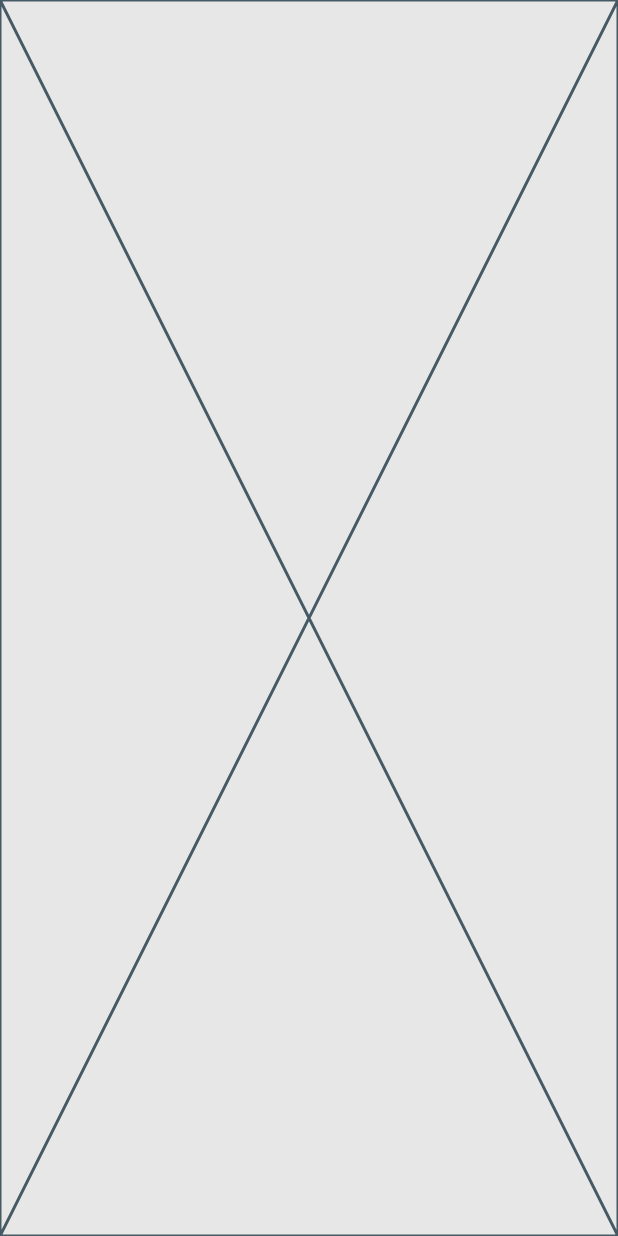
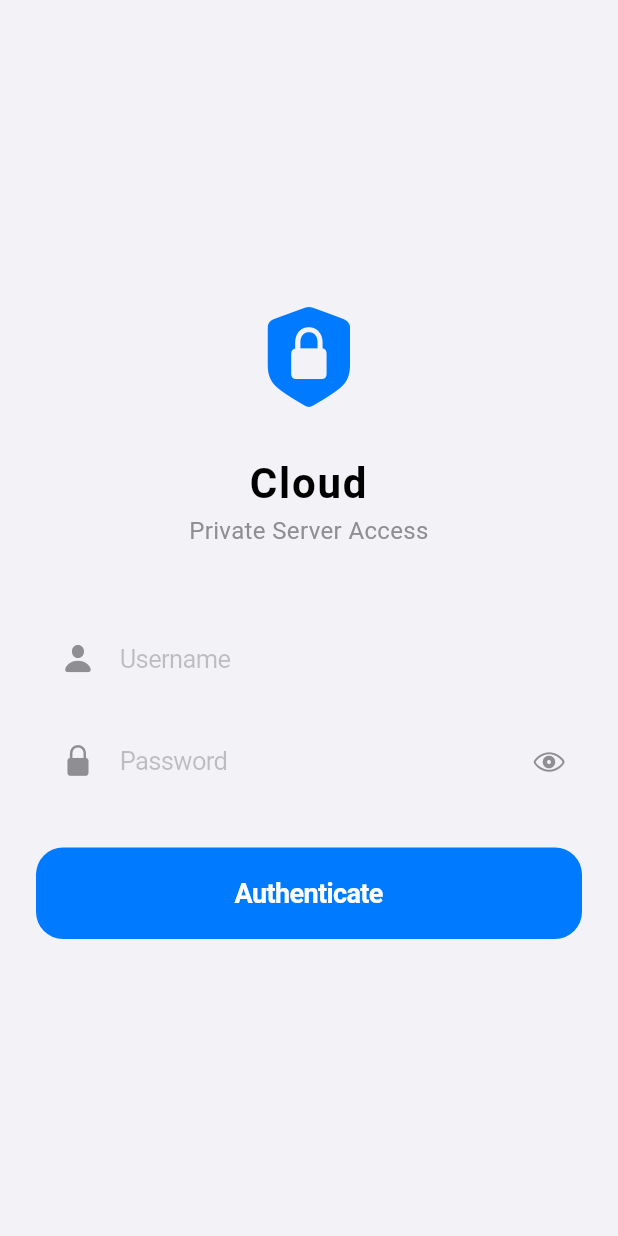
Before and after one commit to mkzbrs/cloud, a Flutter app: the screen it shows after launch, on a phone screen of 412 x 824 dp. Run offline on Flutter 3.47's test engine with Material 3 defaults, Android fonts, the light colour scheme and no system bars; our stand-ins replace flutter_riverpod.

Commit message:
base ui design

```diff
--- /dev/null
+++ b/frontend/lib/screens/login_screen.dart
@@ -0,0 +1,116 @@
+import 'package:flutter/cupertino.dart';
+import 'package:flutter/material.dart';
+import 'home_screen.dart';
+
+class LoginScreen extends StatefulWidget {
+  const LoginScreen({super.key});
+
+  @override
+  State<LoginScreen> createState() => _LoginScreenState();
+}
+
+class _LoginScreenState extends State<LoginScreen> {
+  bool _obscureText = true;
+
+  @override
+  Widget build(BuildContext context) {
+    return Scaffold(
+      body: SafeArea(
+        child: Padding(
+          padding: const EdgeInsets.symmetric(horizontal: 24.0),
+          child: Column(
+            mainAxisAlignment: MainAxisAlignment.center,
+            crossAxisAlignment: CrossAxisAlignment.stretch,
+            children: [
+              const Icon(
+                CupertinoIcons.lock_shield_fill,
+                size: 80,
+                color: CupertinoColors.activeBlue,
+              ),
+              const SizedBox(height: 24),
+              const Text(
+                'Cloud',
+                textAlign: TextAlign.center,
+                style: TextStyle(
+                  fontSize: 28,
+                  fontWeight: FontWeight.bold,
+                  letterSpacing: 1.2,
+                ),
+              ),
+              const Text(
+                'Private Server Access',
+                textAlign: TextAlign.center,
+                style: TextStyle(
+                  fontSize: 16,
+                  color: CupertinoColors.systemGrey,
+                ),
+              ),
+              const SizedBox(height: 48),
+
+              // Kotak Input 1: Access Key (Username)
+              CupertinoTextField(
+                padding: const EdgeInsets.all(16),
+                prefix: const Padding(
+                  padding: EdgeInsets.only(left: 16.0),
+                  child: Icon(CupertinoIcons.person_solid, color: CupertinoColors.systemGrey),
+                ),
+                placeholder: 'Username',
+                decoration: BoxDecoration(
+                  color: CupertinoColors.systemGrey6,
+                  borderRadius: BorderRadius.circular(12),
+                ),
+              ),
+              const SizedBox(height: 16),
+
+              // Kotak Input 2: Secret Key (Password)
+              CupertinoTextField(
+                padding: const EdgeInsets.all(16),
+                prefix: const Padding(
+                  padding: EdgeInsets.only(left: 16.0),
+                  child: Icon(CupertinoIcons.padlock_solid, color: CupertinoColors.systemGrey),
+                ),
+                placeholder: 'Password',
+                obscureText: _obscureText,
+                suffix: CupertinoButton(
+                  padding: EdgeInsets.zero,
+                  child: Icon(
+                    _obscureText ? CupertinoIcons.eye : CupertinoIcons.eye_slash,
+                    color: CupertinoColors.systemGrey,
+                  ),
+                  onPressed: () {
+                    setState(() {
+                      _obscureText = !_obscureText;
+                    });
+                  },
+                ),
+                decoration: BoxDecoration(
+                  color: CupertinoColors.systemGrey6,
+                  borderRadius: BorderRadius.circular(12),
+                ),
+              ),
+              const SizedBox(height: 32),
+
+              // Butang Login
+              CupertinoButton.filled(
+                borderRadius: BorderRadius.circular(18),
+                onPressed: () {
+                  Navigator.pushReplacement(
+                    context,
+                    CupertinoPageRoute(builder: (context) => const HomeScreen()),
+                  );
+                },
+                child: const Padding(
+                  padding: EdgeInsets.symmetric(vertical: 4.0),
+                  child: Text(
+                    'Authenticate',
+                    style: TextStyle(fontSize: 18, fontWeight: FontWeight.bold),
+                  ),
+                ),
+              ),
+            ],
+          ),
+        ),
+      ),
+    );
+  }
+}
--- a/frontend/lib/screens/splash_screen.dart
+++ b/frontend/lib/screens/splash_screen.dart
@@ -1,5 +1,6 @@
 import 'package:flutter/cupertino.dart';
 import 'package:flutter/material.dart';
+import 'login_screen.dart';
 
 class SplashScreen extends StatefulWidget {
   const SplashScreen({super.key});
@@ -23,7 +24,7 @@ class _SplashScreenState extends State<SplashScreen> {
     if (mounted) {
       Navigator.pushReplacement(
         context,
-        CupertinoPageRoute(builder: (context) => const Placeholder()),
+        CupertinoPageRoute(builder: (context) => const LoginScreen()),
       );
     }
   }
```
Also changed, not shown: frontend/lib/models/file_item.dart (added, +15 -0 lines), frontend/lib/screens/home_screen.dart (added, +213 -0 lines).
